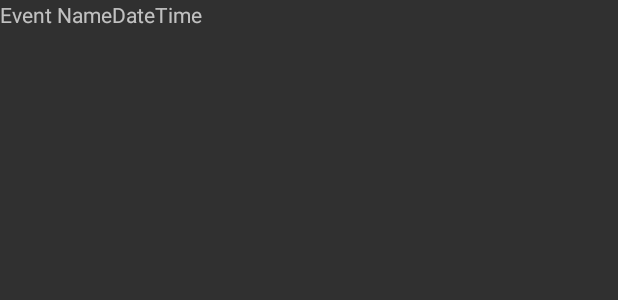
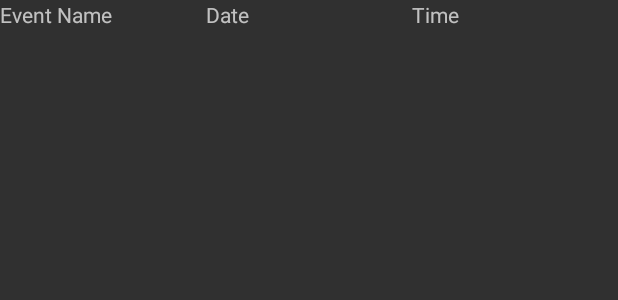
Before and after one commit to charlesh72/platty, an Android app: the layout item_event.xml on its own in the app's theme, with its tools: preview values and no code run, on a phone screen of 412 x 824 dp. Shown: the top 300 px of the screen. Run offline under Robolectric (Android 15) with nearby library versions, the light colour scheme and no system bars.

Commit message:
tidying up myevent display slightly

```diff
--- a/app/src/main/res/layout/item_event.xml
+++ b/app/src/main/res/layout/item_event.xml
@@ -5,26 +5,29 @@
 
     <TextView
         android:id="@+id/eventTVname"
-        android:layout_width="wrap_content"
+        android:layout_width="match_parent"
         android:layout_height="wrap_content"
         android:layout_alignParentStart="true"
         android:layout_alignParentTop="true"
+        android:layout_weight="1"
         android:text="Event Name" />
 
     <TextView
         android:id="@+id/eventTVDate"
-        android:layout_width="wrap_content"
+        android:layout_width="match_parent"
         android:layout_height="wrap_content"
         android:layout_alignParentTop="true"
         android:layout_centerHorizontal="true"
+        android:layout_weight="1"
         android:text="Date" />
 
     <TextView
         android:id="@+id/eventTVTime"
-        android:layout_width="wrap_content"
+        android:layout_width="match_parent"
         android:layout_height="wrap_content"
         android:layout_alignParentEnd="true"
         android:layout_alignParentTop="true"
+        android:layout_weight="1"
         android:text="Time" />
 
 </LinearLayout>
```
Also changed, not shown: app/src/main/java/com/beakon/platty/ContactsActivity.java (line endings or trailing spaces), app/src/main/java/com/beakon/platty/ContactsFragment.java (line endings or trailing spaces).
